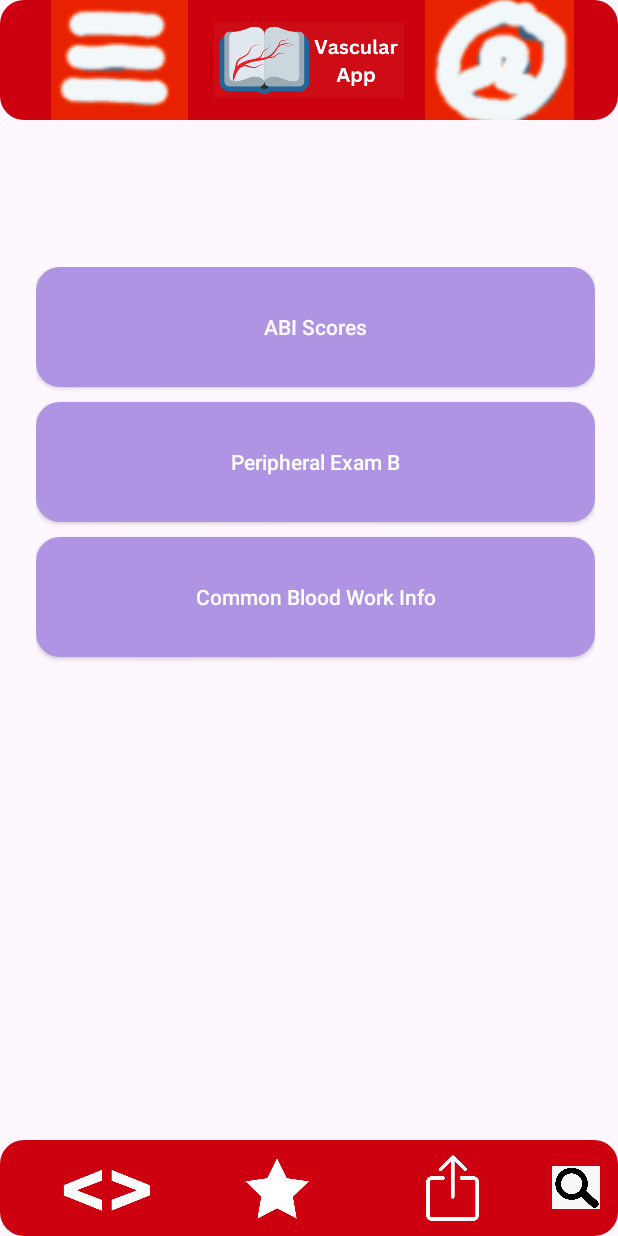
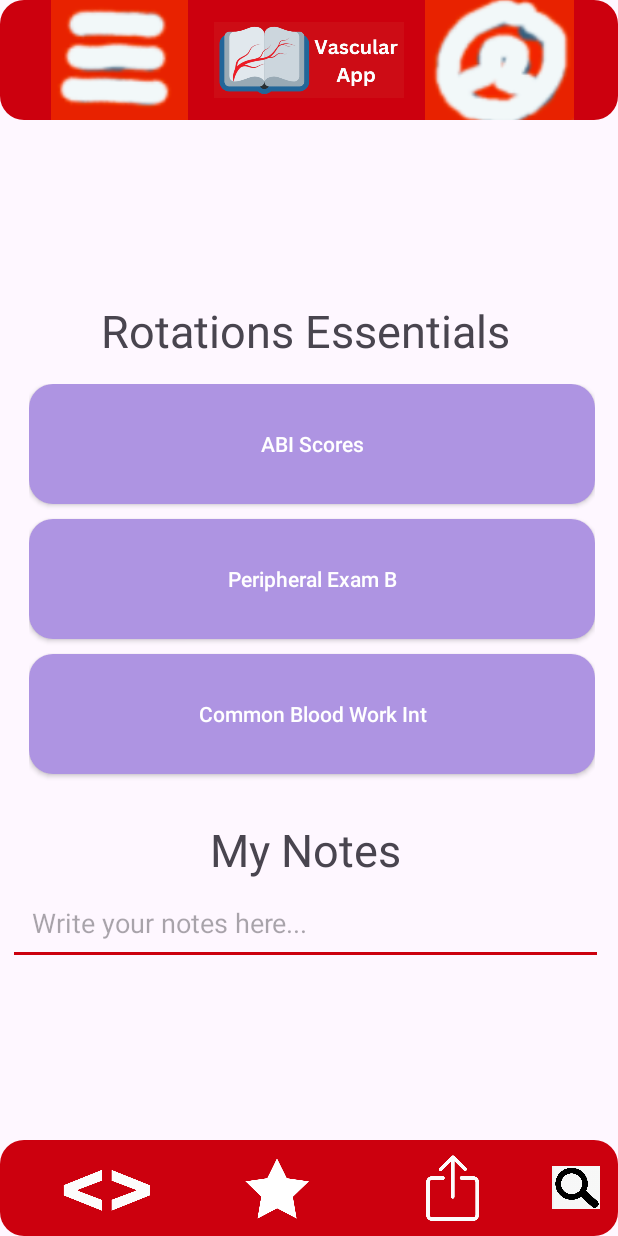
Before and after one commit to nathanbowley98/vascularSurgeryApp, an Android app: the screen it shows after launch (Rotations_Essentials), after a tap on "Rotations Essentials", on a phone screen of 412 x 824 dp. Run offline under Robolectric (Android 15) with nearby library versions, the phone set to English and light mode, and no system bars.

Commit message:
Jan 18, 2025 - Finished rotations essentials page

```diff
--- a/app/src/main/java/com/example/vascularsurgeryproject/common/ScrollViewButtons.java
+++ b/app/src/main/java/com/example/vascularsurgeryproject/common/ScrollViewButtons.java
@@ -24,7 +24,7 @@ public class ScrollViewButtons {
     public enum RotationEssentialsButtons {
         ABI_SCORES("ABI Scores"),
         PERIPHERAL_EXAM_B("Peripheral Exam B"),
-        COMMON_BLOOD_WORK_INFO("Common Blood Work Info");
+        COMMON_BLOOD_WORK_INT("Common Blood Work Int");
 
         private final String name;
 
--- a/app/src/main/res/layout/activity_rotations_essentials.xml
+++ b/app/src/main/res/layout/activity_rotations_essentials.xml
@@ -10,10 +10,9 @@
     tools:openDrawer="start"
     tools:context=".Rotations_Essentials">
 
-    <androidx.constraintlayout.widget.ConstraintLayout
+    <LinearLayout
         android:layout_width="match_parent"
-        android:layout_height="match_parent"
-        android:orientation="vertical">
+        android:layout_height="match_parent">
 
         <include
             android:id="@+id/include_toolbar"
@@ -21,16 +20,92 @@
             android:layout_width="match_parent"
             android:layout_height="80dp"/>
 
-        <include
-            android:id="@+id/scrollview"
-            layout="@layout/scrollview_layout"
+    </LinearLayout>
+
+    <androidx.constraintlayout.widget.ConstraintLayout
+        android:layout_width="match_parent"
+        android:layout_height="match_parent"
+        android:orientation="vertical">
+
+        <ScrollView
+            xmlns:android="http://schemas.android.com/apk/res/android"
             android:layout_width="match_parent"
             android:layout_height="match_parent"
-            android:layout_marginStart="10dp"
-            android:layout_marginEnd="10dp"
-            android:layout_marginTop="178dp"
+            android:layout_marginTop="80dp"
             android:layout_marginBottom="80dp"
-            />
+            android:layout_gravity="center"
+            android:verticalScrollbarPosition="left"
+            android:fadeScrollbars="true"
+            android:scrollbarSize="10dp">
+
+            <LinearLayout
+                android:layout_width="match_parent"
+                android:layout_height="wrap_content"
+                android:layout_gravity="center"
+                android:orientation="vertical"
+                android:paddingStart="5dp"
+                android:paddingEnd="10dp">
+
+                <TextView
+                    android:id="@+id/rotation_essentials_title"
+                    android:layout_width="wrap_content"
+                    android:layout_height="match_parent"
+                    android:layout_gravity="center"
+                    android:layout_marginTop="20dp"
+                    android:layout_marginStart="10dp"
+                    android:layout_marginEnd="10dp"
+                    android:text="Rotations Essentials"
+                    android:textSize="30sp"
+                    app:layout_constraintTop_toTopOf="parent"
+                    app:layout_constraintLeft_toLeftOf="parent"
+                    app:layout_constraintRight_toRightOf="parent"
+                    app:layout_constraintBottom_toBottomOf="parent"/>
+
+                <include
+                    android:id="@+id/scrollview"
+                    layout="@layout/scrollview_layout"
+                    android:layout_width="match_parent"
+                    android:layout_height="wrap_content"
+                    android:layout_marginTop="15dp"
+                    />
+
+                <TextView
+                    android:id="@+id/notes_title"
+                    android:layout_width="wrap_content"
+                    android:layout_height="match_parent"
+                    android:layout_gravity="center"
+                    android:layout_marginTop="20dp"
+                    android:layout_marginStart="10dp"
+                    android:layout_marginEnd="10dp"
+                    android:text="My Notes"
+                    android:textSize="30sp"
+                    app:layout_constraintTop_toTopOf="parent"
+                    app:layout_constraintLeft_toLeftOf="parent"
+                    app:layout_constraintRight_toRightOf="parent"
+                    app:layout_constraintBottom_toBottomOf="parent"/>
+
+                <EditText
+                    android:id="@+id/my_notes"
+                    android:layout_width="match_parent"
+                    android:layout_height="match_parent"
+                    android:hint="Write your notes here..."
+                    android:inputType="textMultiLine"
+                    android:gravity="top|start"
+                    android:padding="16dp"
+                    android:scrollbars="vertical"
+                    android:maxLines="10"
+                    app:layout_constraintTop_toTopOf="parent"
+                    app:layout_constraintBottom_toBottomOf="parent"
+                    app:layout_constraintLeft_toLeftOf="parent"
+                    app:layout_constraintRight_toRightOf="parent" />
+            </LinearLayout>
+        </ScrollView>
+
+    </androidx.constraintlayout.widget.ConstraintLayout>
+
+    <LinearLayout
+        android:layout_width="match_parent"
+        android:layout_height="wrap_content">
 
         <include
             android:id="@+id/include_bottom_bar"
@@ -38,14 +113,7 @@
             android:layout_width="match_parent"
             android:layout_height="wrap_content" />
 
-        <FrameLayout
-            android:id="@+id/fragment_container"
-            android:layout_width="match_parent"
-            android:layout_height="match_parent"
-            tools:layout_editor_absoluteX="-64dp"
-            tools:layout_editor_absoluteY="0dp" />
-
-    </androidx.constraintlayout.widget.ConstraintLayout>
+    </LinearLayout>
 
     <com.google.android.material.navigation.NavigationView
         android:id="@+id/nav_view"
```
